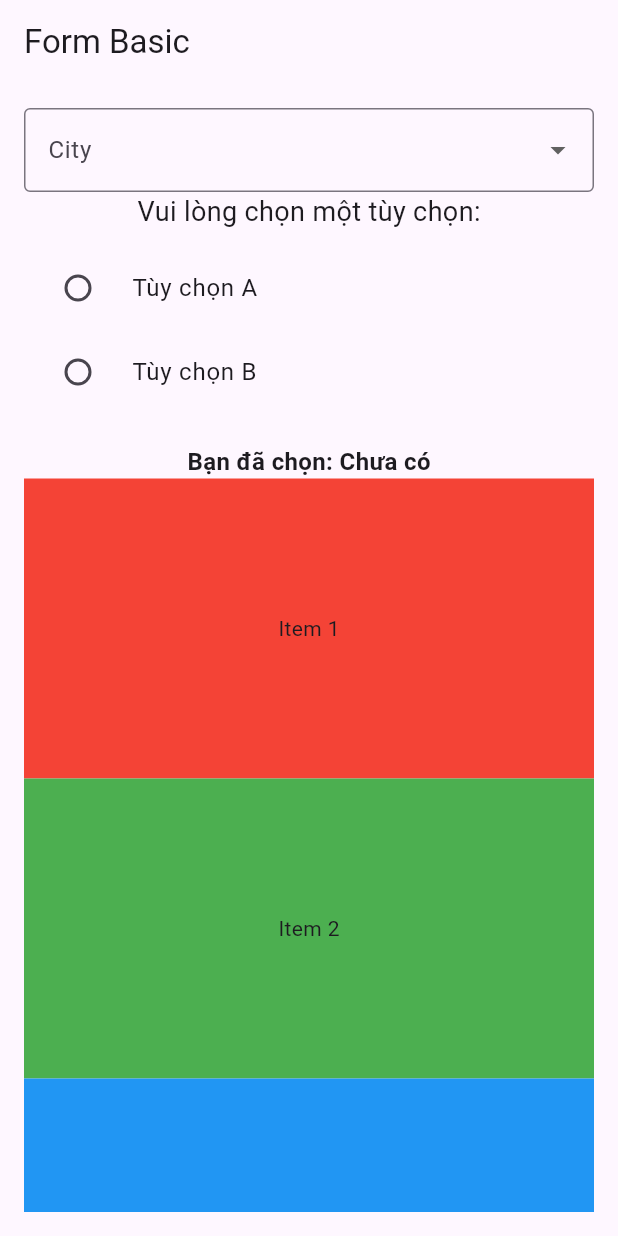
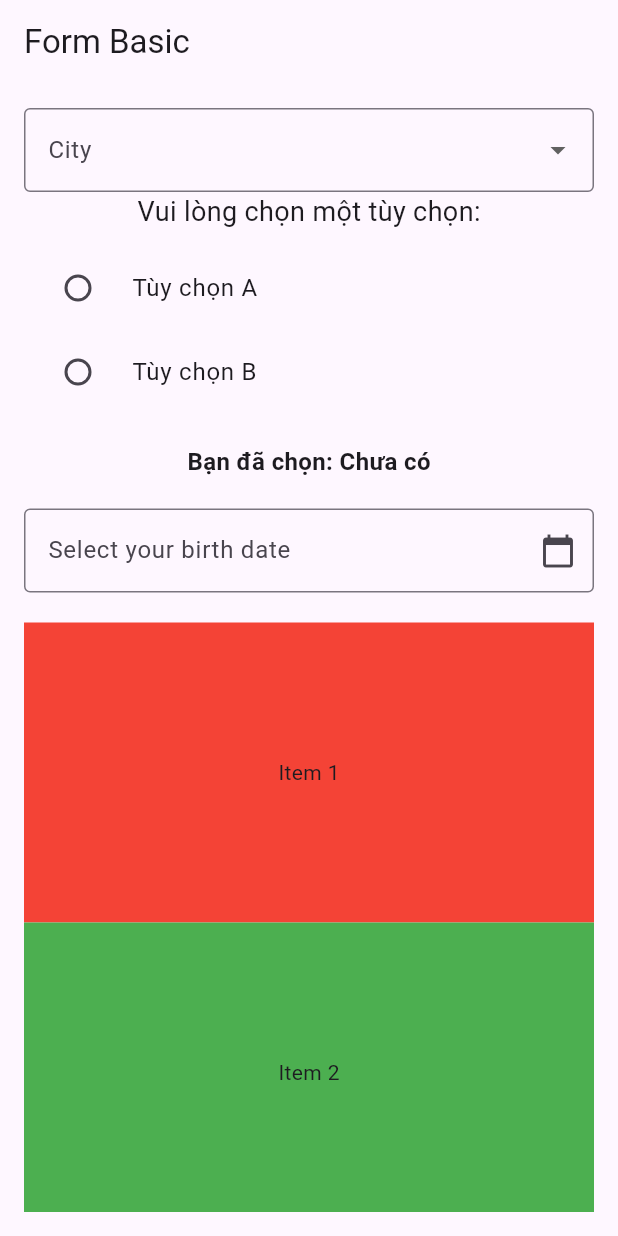
Before and after one commit to huyvu23/learn-flutter, a Flutter app: the screen it shows after launch, on a phone screen of 412 x 824 dp. Run offline on Flutter 3.47's test engine with Material 3 defaults, Android fonts, the phone set to English and light mode, and no system bars.

Commit message:
learn how to get value date

```diff
--- a/lib/my_widget_form_02/f2_form_Dropdown.dart
+++ b/lib/my_widget_form_02/f2_form_Dropdown.dart
@@ -1,4 +1,5 @@
 import 'package:flutter/material.dart';
+import 'package:intl/intl.dart';
 
 class DropdownDemo extends StatefulWidget {
   @override
@@ -8,6 +9,30 @@ class DropdownDemo extends StatefulWidget {
 class _DropdownDemoState extends State<DropdownDemo> {
   String? _selectedCity;
   String? _selectedOption;
+  // State variable to store the selected date.
+  final TextEditingController _dateController = TextEditingController();
+
+  // Method to show the date picker.
+  void _presentDatePicker() async {
+    final now = DateTime.now();
+    final firstDate = DateTime(now.year - 100, now.month, now.day);
+
+    final pickedDate = await showDatePicker(
+      context: context,
+      initialDate: now,
+      firstDate: firstDate,
+      lastDate: now,
+    );
+
+    // 2. Cập nhật text của controller sau khi người dùng chọn ngày
+    if (pickedDate != null) {
+      String formattedDate = DateFormat('dd/MM/yyyy').format(pickedDate);
+      setState(() {
+        _dateController.text = formattedDate;
+      });
+    }
+  }
+
   @override
   Widget build(BuildContext context) {
     return Scaffold(
@@ -83,6 +108,18 @@ class _DropdownDemoState extends State<DropdownDemo> {
                     fontWeight: FontWeight.bold,
                   ),
                 ),
+                const SizedBox(height: 20),
+                TextFormField(
+                  controller: _dateController, // Gắn controller
+                  readOnly: true, // Ngăn người dùng nhập văn bản bằng bàn phím
+                  decoration: const InputDecoration(
+                    labelText: 'Select your birth date',
+                    suffixIcon: Icon(Icons.calendar_today), // Thêm icon cho đẹp
+                    border: OutlineInputBorder(),
+                  ),
+                  onTap: _presentDatePicker, // Gọi hàm khi người dùng nhấn vào
+                ),
+                const SizedBox(height: 20),
                 Container(
                   height: 200,
                   color: Colors.red,
--- a/pubspec.yaml
+++ b/pubspec.yaml
@@ -2,7 +2,7 @@ name: learn_flutter
 description: "A new Flutter project."
 # The following line prevents the package from being accidentally published to
 # pub.dev using `flutter pub publish`. This is preferred for private packages.
-publish_to: 'none' # Remove this line if you wish to publish to pub.dev
+publish_to: "none" # Remove this line if you wish to publish to pub.dev
 
 # The following defines the version and build number for your application.
 # A version number is three numbers separated by dots, like 1.2.43
@@ -30,10 +30,10 @@ environment:
 dependencies:
   flutter:
     sdk: flutter
-
   # The following adds the Cupertino Icons font to your application.
   # Use with the CupertinoIcons class for iOS style icons.
   cupertino_icons: ^1.0.8
+  intl: ^0.17.0
 
 dev_dependencies:
   flutter_test:
@@ -51,7 +51,6 @@ dev_dependencies:
 
 # The following section is specific to Flutter packages.
 flutter:
-
   # The following line ensures that the Material Icons font is
   # included with your application, so that you can use the icons in
   # the material Icons class.
```
Also changed, not shown: pubspec.lock.
